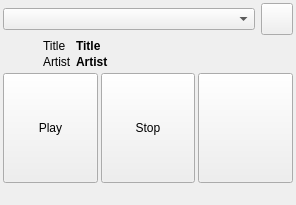
Above: src/TinyMainWindow.ui from soramimi/SkyMPC before the change. Below: the same form after it.
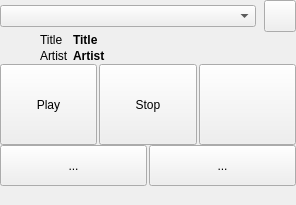
That is the form after the change. Icons and pictures are not drawn. Custom widgets are drawn as their Qt base class.

Commit message: improved tiny mode

```diff
--- a/src/TinyMainWindow.ui
+++ b/src/TinyMainWindow.ui
@@ -17,24 +17,27 @@
    <bool>false</bool>
   </property>
   <widget class="QWidget" name="centralWidget">
-   <layout class="QVBoxLayout" name="verticalLayout">
+   <layout class="QVBoxLayout" name="verticalLayout" stretch="0,0,2,1">
     <property name="spacing">
-     <number>3</number>
+     <number>0</number>
     </property>
     <property name="leftMargin">
-     <number>3</number>
+     <number>0</number>
     </property>
     <property name="topMargin">
-     <number>3</number>
+     <number>0</number>
     </property>
     <property name="rightMargin">
-     <number>3</number>
+     <number>0</number>
     </property>
     <property name="bottomMargin">
-     <number>3</number>
+     <number>0</number>
     </property>
     <item>
      <layout class="QHBoxLayout" name="horizontalLayout_2">
+      <property name="spacing">
+       <number>8</number>
+      </property>
       <item>
        <widget class="ServersComboBox" name="comboBox_servers"/>
       </item>
@@ -169,15 +172,15 @@
      </layout>
     </item>
     <item>
-     <layout class="QHBoxLayout" name="horizontalLayout">
+     <layout class="QHBoxLayout" name="horizontalLayout_3">
       <property name="spacing">
-       <number>3</number>
+       <number>2</number>
       </property>
       <item>
        <widget class="QToolButton" name="toolButton_play">
         <property name="sizePolicy">
          <sizepolicy hsizetype="Expanding" vsizetype="Expanding">
-          <horstretch>0</horstretch>
+          <horstretch>2</horstretch>
           <verstretch>0</verstretch>
          </sizepolicy>
         </property>
@@ -206,7 +209,7 @@
        <widget class="QToolButton" name="toolButton_stop">
         <property name="sizePolicy">
          <sizepolicy hsizetype="Expanding" vsizetype="Expanding">
-          <horstretch>0</horstretch>
+          <horstretch>2</horstretch>
           <verstretch>0</verstretch>
          </sizepolicy>
         </property>
@@ -235,7 +238,7 @@
        <widget class="QToolButton" name="toolButton_sleep_timer">
         <property name="sizePolicy">
          <sizepolicy hsizetype="Expanding" vsizetype="Expanding">
-          <horstretch>0</horstretch>
+          <horstretch>2</horstretch>
           <verstretch>0</verstretch>
          </sizepolicy>
         </property>
@@ -259,6 +262,47 @@
       </item>
      </layout>
     </item>
+    <item>
+     <layout class="QHBoxLayout" name="horizontalLayout">
+      <property name="spacing">
+       <number>2</number>
+      </property>
+      <item>
+       <widget class="QToolButton" name="toolButton_prev">
+        <property name="sizePolicy">
+         <sizepolicy hsizetype="Expanding" vsizetype="Expanding">
+          <horstretch>3</horstretch>
+          <verstretch>0</verstretch>
+         </sizepolicy>
+        </property>
+        <property name="text">
+         <string>...</string>
+        </property>
+        <property name="icon">
+         <iconset resource="../resources.qrc">
+          <normaloff>:/image/prev.svgz</normaloff>:/image/prev.svgz</iconset>
+        </property>
+       </widget>
+      </item>
+      <item>
+       <widget class="QToolButton" name="toolButton_next">
+        <property name="sizePolicy">
+         <sizepolicy hsizetype="Expanding" vsizetype="Expanding">
+          <horstretch>3</horstretch>
+          <verstretch>0</verstretch>
+         </sizepolicy>
+        </property>
+        <property name="text">
+         <string>...</string>
+        </property>
+        <property name="icon">
+         <iconset resource="../resources.qrc">
+          <normaloff>:/image/next.svgz</normaloff>:/image/next.svgz</iconset>
+        </property>
+       </widget>
+      </item>
+     </layout>
+    </item>
    </layout>
   </widget>
   <widget class="QStatusBar" name="statusBar">
```
Left out of the diff: 5 changed lines with no effect on the pictures.
